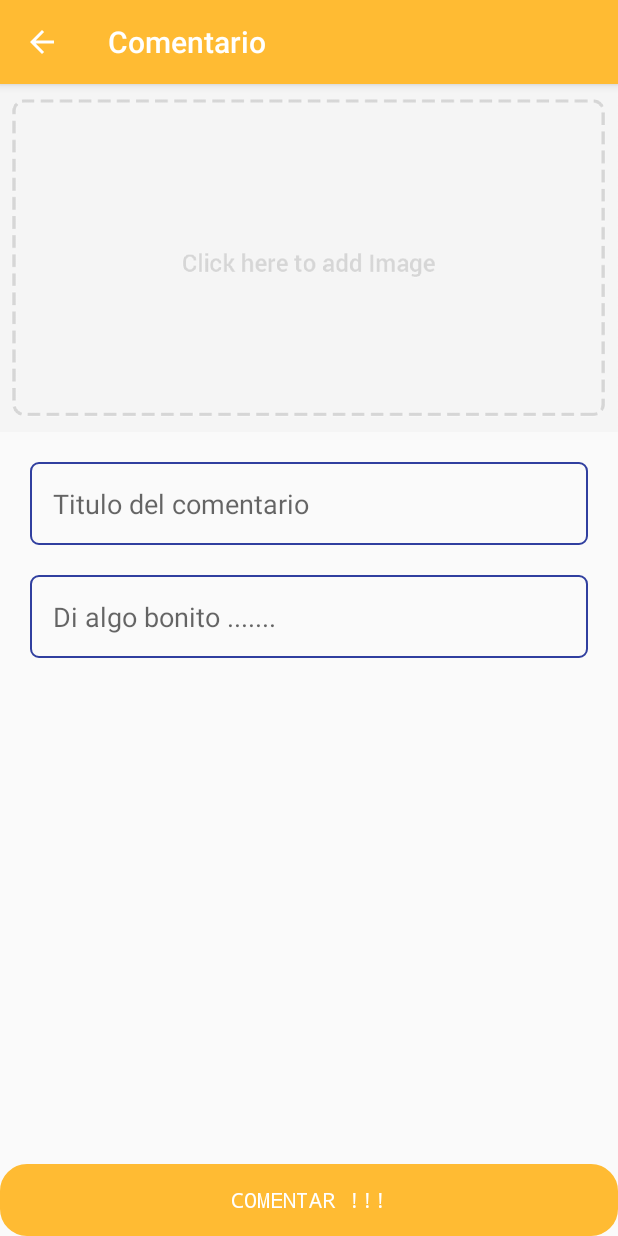
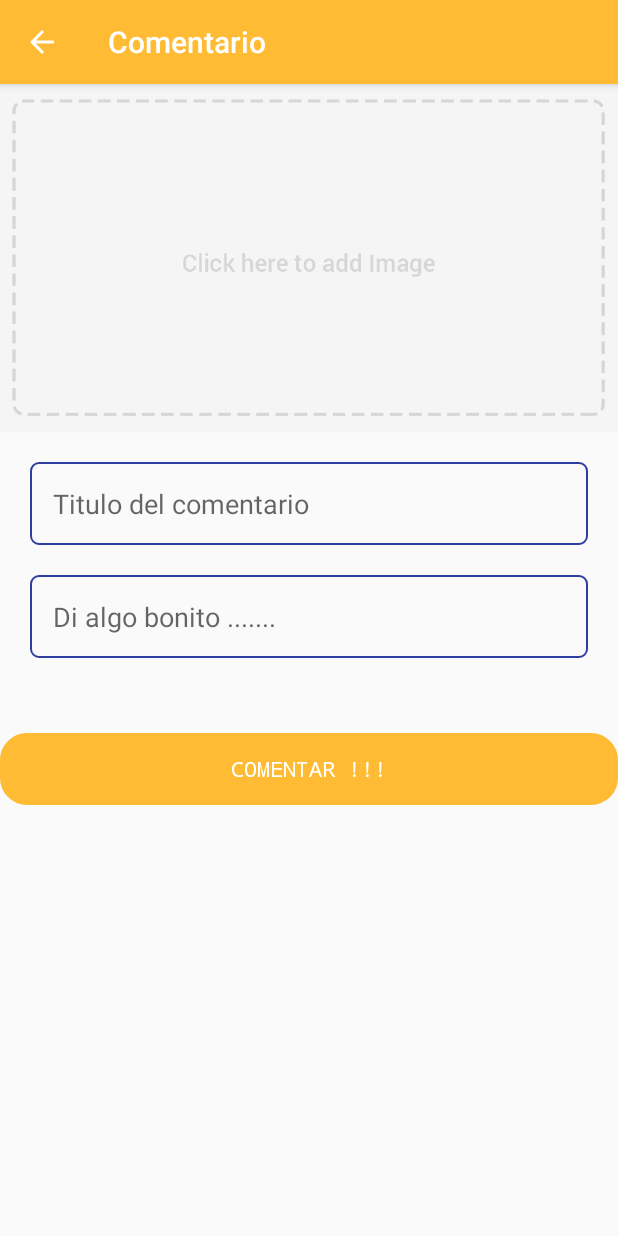
Before and after one commit to sebasval/Table, an Android app: the Publish screen opened directly, with no data from a screen before it, on a phone screen of 412 x 824 dp. Run offline under Robolectric (Android 15) with nearby library versions, the phone set to English and light mode, and no system bars; our stand-ins replace Firebase (no records; nobody signed in at launch, a user with empty details on screens opened directly).

```diff
--- a/app/src/main/AndroidManifest.xml
+++ b/app/src/main/AndroidManifest.xml
@@ -3,6 +3,7 @@
     package="tesis.utadeo.table">
 
     <uses-permission android:name="android.permission.INTERNET" />
+    <uses-permission android:name="android.permission.READ_EXTERNAL_STORAGE"/>
 
     <application
         android:name=".TableApp"
--- a/app/src/main/java/tesis/utadeo/table/Publish.java
+++ b/app/src/main/java/tesis/utadeo/table/Publish.java
@@ -1,9 +1,36 @@
 package tesis.utadeo.table;
 
+import android.app.ProgressDialog;
+import android.content.Intent;
+import android.net.Uri;
 import android.support.v7.app.AppCompatActivity;
 import android.os.Bundle;
+import android.text.TextUtils;
+import android.view.View;
+import android.widget.Button;
+import android.widget.EditText;
+import android.widget.ImageButton;
+import android.widget.Toast;
+
+import com.google.android.gms.tasks.OnSuccessListener;
+import com.google.firebase.auth.FirebaseAuth;
+import com.google.firebase.database.DatabaseReference;
+import com.google.firebase.database.FirebaseDatabase;
+import com.google.firebase.storage.FirebaseStorage;
+import com.google.firebase.storage.StorageReference;
+import com.google.firebase.storage.UploadTask;
 
 public class Publish extends AppCompatActivity {
+
+    private ImageButton mSelectImage;
+    private static final int GALLERY_REQUEST = 1;
+    private EditText mPostTitle, mPosTDesc;
+    private Button mSubmitBtn;
+    private Uri mImageUri = null;
+    private StorageReference mStorage;
+    private DatabaseReference mDatabase;
+
+    private ProgressDialog mProgress;
 
     @Override
     protected void onCreate(Bundle savedInstanceState) {
@@ -11,5 +38,73 @@ public class Publish extends AppCompatActivity {
         setContentView(R.layout.activity_publish);
         getSupportActionBar().setDisplayHomeAsUpEnabled(true);
         setTitle("Comentario");
+
+        mStorage = FirebaseStorage.getInstance().getReference();
+        mDatabase = FirebaseDatabase.getInstance().getReference().child("Blog");
+
+        mSelectImage = (ImageButton) findViewById(R.id.imageSelect);
+        mPostTitle = (EditText) findViewById(R.id.editTextTitle);
+        mPosTDesc = (EditText) findViewById(R.id.descField);
+        mSubmitBtn = (Button) findViewById(R.id.submitButton);
+
+        mProgress = new ProgressDialog(this);
+
+        mSelectImage.setOnClickListener(new View.OnClickListener() {
+            @Override
+            public void onClick(View v) {
+                Intent galleryIntent = new Intent(Intent.ACTION_GET_CONTENT);
+                galleryIntent.setType("image/*");
+                startActivityForResult(galleryIntent, GALLERY_REQUEST);
+            }
+        });
+        mSubmitBtn.setOnClickListener(new View.OnClickListener() {
+            @Override
+            public void onClick(View v) {
+                startPosting();
+            }
+        });
+    }
+
+    private void startPosting() {
+
+
+
+        final String title_val = mPostTitle.getText().toString().trim();
+        final String des_val = mPosTDesc.getText().toString().trim();
+
+        if (!TextUtils.isEmpty(title_val) && !TextUtils.isEmpty(des_val) && mImageUri != null){
+            mProgress.setTitle("Publicando ");
+            mProgress.show();
+
+            StorageReference filepath = mStorage.child("Blog_images").child(mImageUri.getLastPathSegment());
+
+            filepath.putFile(mImageUri).addOnSuccessListener(new OnSuccessListener<UploadTask.TaskSnapshot>() {
+                @Override
+                public void onSuccess(UploadTask.TaskSnapshot taskSnapshot) {
+                    Uri downloadUrl = taskSnapshot.getDownloadUrl();
+                    DatabaseReference newPost = mDatabase.push();
+                    newPost.child("title").setValue(title_val);
+                    newPost.child("desc").setValue(des_val);
+                    newPost.child("image").setValue(downloadUrl.toString());
+                    newPost.child("uid").setValue(FirebaseAuth.getInstance().getCurrentUser().getEmail());
+                    mProgress.dismiss();
+                    startActivity(new Intent(Publish.this,MainActivity.class));
+                }
+            });
+        }else {
+            Toast.makeText(this, "Uno de los campos se encuentra vacio", Toast.LENGTH_SHORT).show();
+        }
+    }
+
+    @Override
+    protected void onActivityResult(int requestCode, int resultCode, Intent data) {
+        super.onActivityResult(requestCode, resultCode, data);
+
+        if (requestCode == GALLERY_REQUEST && resultCode == RESULT_OK){
+
+            mImageUri = data.getData();
+            mSelectImage.setImageURI(mImageUri);
+
+        }
     }
 }
--- a/app/src/main/res/layout/activity_publish.xml
+++ b/app/src/main/res/layout/activity_publish.xml
@@ -7,13 +7,22 @@
     android:layout_height="match_parent"
     tools:context="tesis.utadeo.table.Publish">
 
+    <ScrollView
+        android:layout_width="match_parent"
+        android:layout_height="wrap_content">
+
+        <LinearLayout
+            android:layout_width="match_parent"
+            android:layout_height="wrap_content"
+            android:orientation="vertical">
+
     <ImageButton
         android:layout_width="match_parent"
         android:layout_height="wrap_content"
         app:srcCompat="@drawable/add_btn"
         android:layout_alignParentTop="true"
         android:layout_centerHorizontal="true"
-        android:id="@+id/imageField"
+        android:id="@+id/imageSelect"
         android:background="#00ffffff"
         android:scaleType="centerCrop"
         android:adjustViewBounds="true" />
@@ -25,7 +34,7 @@
         android:ems="10"
         android:background="@drawable/input_outline"
         android:id="@+id/editTextTitle"
-        android:layout_below="@+id/imageField"
+        android:layout_below="@+id/imageSelect"
         android:layout_marginLeft="20dp"
         android:layout_marginTop="20dp"
         android:layout_marginRight="20dp"
@@ -39,8 +48,6 @@
         android:inputType="textMultiLine"
         android:ems="10"
         android:background="@drawable/input_outline"
-        android:layout_below="@+id/editTextTitle"
-        android:layout_centerHorizontal="true"
         android:id="@+id/descField"
         android:layout_marginLeft="20dp"
         android:layout_marginRight="20dp"
@@ -56,7 +63,9 @@
         android:id="@+id/submitButton"
         android:layout_width="match_parent"
         android:layout_height="wrap_content"
-        android:layout_alignParentBottom="true"
-        android:layout_alignParentLeft="true"
-        android:layout_alignParentStart="true" />
+        android:layout_marginTop="50dp"/>
+
+        </LinearLayout>
+
+    </ScrollView>
 </RelativeLayout>
--- a/app/src/main/res/values/strings.xml
+++ b/app/src/main/res/values/strings.xml
@@ -26,6 +26,8 @@
     <string name="comentario">Di algo bonito .......</string>
     <string name="titulocomentario">Titulo del comentario</string>
     <string name="comentar">Comentar !!!</string>
+    <string name="post_title_goas_here">Post Title Goas Here</string>
+    <string name="description_goas_here">Description Goas Here</string>
 
 
 </resources>
```
Also changed, not shown: app/src/main/java/tesis/utadeo/table/Blog_Card.java (added, +42 -0 lines), app/src/main/java/tesis/utadeo/table/MainActivity.java (+14 -0 lines), app/src/main/res/layout/blog_row.xml (added, +42 -0 lines), app/src/main/res/layout/content_main.xml (+8 -4 lines).
